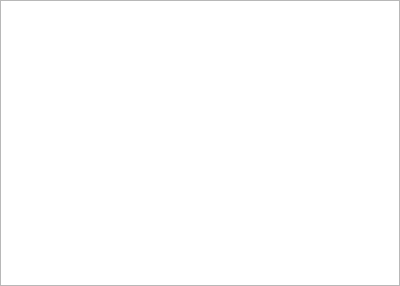
Old version of the form ui/test.ui in the repository tonquer/picacg-qt.
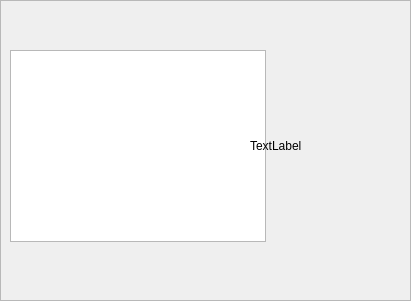
New version of the form.

What changed in the file:
```diff
--- a/ui/test.ui
+++ b/ui/test.ui
@@ -6,8 +6,8 @@
    <rect>
     <x>0</x>
     <y>0</y>
-    <width>400</width>
-    <height>286</height>
+    <width>411</width>
+    <height>301</height>
    </rect>
   </property>
   <property name="acceptDrops">
@@ -30,7 +30,37 @@
     <number>0</number>
    </property>
    <item row="0" column="0">
-    <widget class="QGraphicsView" name="graphicsView"/>
+    <widget class="QFrame" name="frame">
+     <property name="frameShape">
+      <enum>QFrame::StyledPanel</enum>
+     </property>
+     <property name="frameShadow">
+      <enum>QFrame::Raised</enum>
+     </property>
+     <widget class="QGraphicsView" name="graphicsView">
+      <property name="geometry">
+       <rect>
+        <x>10</x>
+        <y>50</y>
+        <width>256</width>
+        <height>192</height>
+       </rect>
+      </property>
+     </widget>
+     <widget class="QLabel" name="label">
+      <property name="geometry">
+       <rect>
+        <x>250</x>
+        <y>140</y>
+        <width>54</width>
+        <height>12</height>
+       </rect>
+      </property>
+      <property name="text">
+       <string>TextLabel</string>
+      </property>
+     </widget>
+    </widget>
    </item>
   </layout>
  </widget>
```
